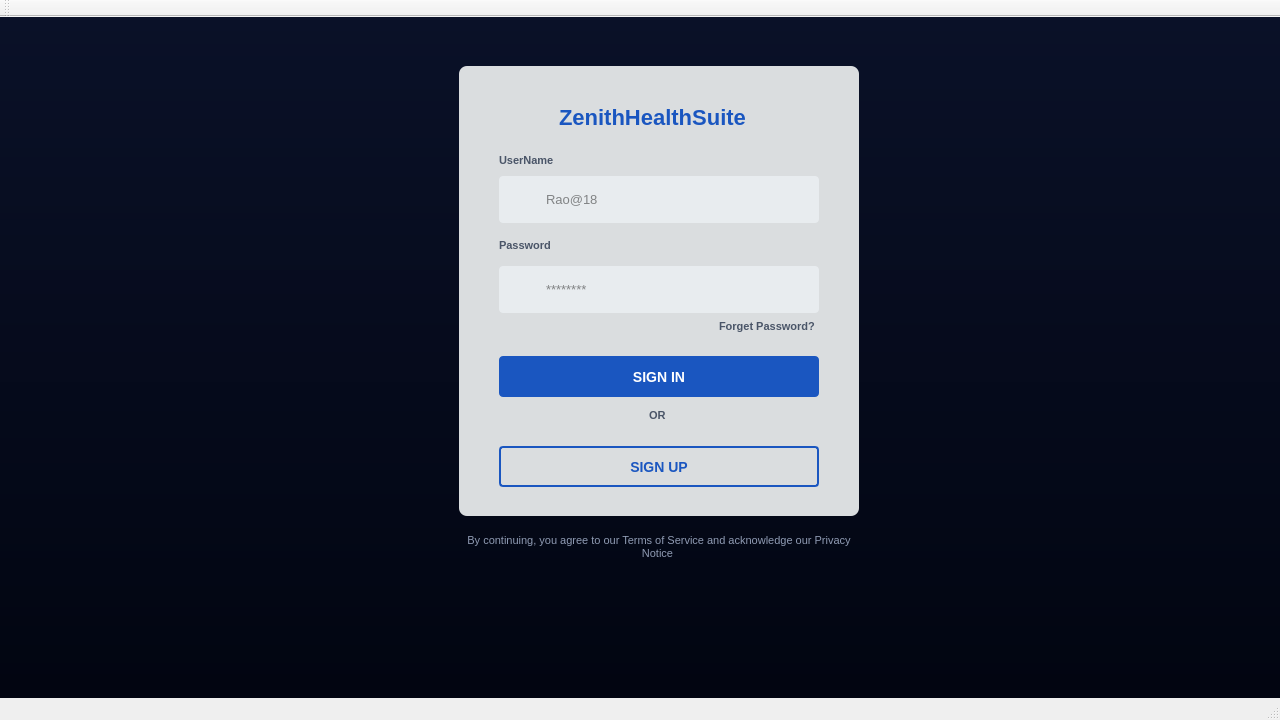
Before: the Qt Designer form ZenithHealthSuite/login.ui in iharisrao/zenith-health-suite, drawn with Qt 5.
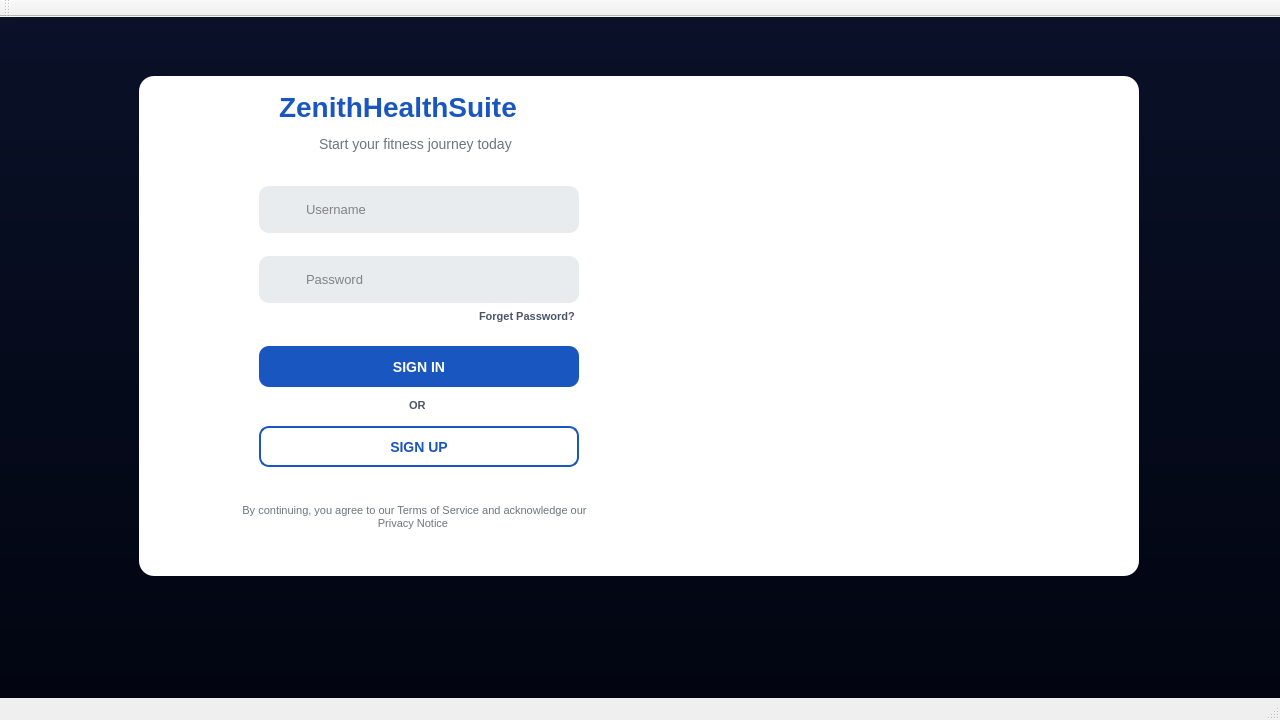
After: the same form once the commit is applied. Icons and pictures are not drawn.

Commit message: added pic in login page

The edit to the form file:
```diff
--- a/ZenithHealthSuite/login.ui
+++ b/ZenithHealthSuite/login.ui
@@ -43,6 +43,11 @@
       <height>16777215</height>
      </size>
     </property>
+    <property name="font">
+     <font>
+      <family>Arial</family>
+     </font>
+    </property>
     <property name="layoutDirection">
      <enum>Qt::LayoutDirection::LeftToRight</enum>
     </property>
@@ -51,36 +56,49 @@
     background: qlineargradient(x1:0, y1:0, x2:0, y2:1, stop:0 #0a1128, stop:1 #01040f);
 }
 
+QFrame#mainCard {
+    background-color: #ffffff;
+    border-radius: 15px; 
+}
+
+QLabel#welcomeLabel {
+    color: #6c757d; 
+    font-size: 14px; 
+    font-weight: normal;
+}
 
 QFrame#loginbox {
-    background-color: #dadddf;
-    border-image: none;
-    border-radius: 8px;
+    background-color: transparent;
+    border: none;
 }
 
 QLabel {
     color: #4a5568; 
     font-weight: bold;
     font-size: 11px;
+    background: transparent;
+}
+
+QLabel#imageLabel {
+    background: transparent;
+    color: transparent;
 }
 
 QLabel#titleLabel {
     color: #1a56c0; 
-    font-size: 22px;
-    font-weight: bold;
+    font-size: 28px; 
+    font-weight: 900; 
 }
 
-
-
 QLineEdit#usernameLineEdit, QLineEdit#passwordLineEdit {
     background-color: #e8ecef;
     border: none; 
-    border-radius: 4px;
+    border-radius: 10px; 
     color: #1a1a1a;
     font-size: 13px;
     background-repeat: no-repeat;
-    background-position: left center; 
-    padding-left: 45px;
+    background-position: 12px center; 
+    padding-left: 50px; 
     padding-top: 10px;
     padding-bottom: 10px;
 }
@@ -97,7 +115,7 @@
     background: #1a56c0;
     color: white;
     border: none;
-    border-radius: 4px; 
+    border-radius: 10px;
     font-weight: bold;
     font-size: 14px;
     padding: 12px;
@@ -111,7 +129,7 @@
     background: transparent;
     color: #1a56c0;
     border: 2px solid #1a56c0;
-    border-radius: 4px;
+    border-radius: 10px;
     font-weight: bold;
     font-size: 14px;
     padding: 10px;
@@ -119,7 +137,34 @@
 
 QPushButton#signUpButton:hover {
     background: rgba(26, 86, 192, 0.05); 
+}
+
+QLabel#securitylabel {
+    color: #6c757d;
+    font-size: 11px;
+    font-weight: normal;
 }</string>
+    </property>
+    <property name="frameShape">
+     <enum>QFrame::Shape::NoFrame</enum>
+    </property>
+    <property name="frameShadow">
+     <enum>QFrame::Shadow::Raised</enum>
+    </property>
+    <property name="lineWidth">
+     <number>1</number>
+    </property>
+    <widget class="QFrame" name="mainCard">
+     <property name="enabled">
+      <bool>false</bool>
+     </property>
+     <property name="geometry">
+      <rect>
+       <x>150</x>
+       <y>60</y>
+       <width>1000</width>
+       <height>500</height>
+      </rect>
     </property>
     <property name="frameShape">
      <enum>QFrame::Shape::StyledPanel</enum>
@@ -133,99 +178,34 @@
      </property>
      <property name="geometry">
       <rect>
-       <x>470</x>
-       <y>50</y>
-       <width>400</width>
-       <height>450</height>
+        <x>0</x>
+        <y>0</y>
+        <width>571</width>
+        <height>501</height>
       </rect>
      </property>
      <property name="minimumSize">
-      <size>
-       <width>400</width>
-       <height>450</height>
-      </size>
-     </property>
-     <property name="maximumSize">
       <size>
        <width>403</width>
        <height>450</height>
       </size>
      </property>
+      <property name="maximumSize">
+       <size>
+        <width>16777215</width>
+        <height>16777215</height>
+       </size>
+      </property>
+      <property name="font">
+       <font>
+        <family>Arial</family>
+       </font>
+      </property>
      <property name="styleSheet">
-      <string notr="true">QFrame#background {
-    background: qlineargradient(x1:0, y1:0, x2:0, y2:1, stop:0 #0a1128, stop:1 #01040f);
-}
-
-QFrame#loginbox {
-    background-color: #dadddf;
-    border-radius: 8px;
-}
-
-QLabel {
-    color: #4a5568; 
-    font-weight: bold;
-    font-size: 11px;
-}
-
-QLabel#titleLabel {
-    color: #1a56c0; 
-    font-size: 22px;
-    font-weight: bold;
-}
-
-
-
-QLineEdit#usernameLineEdit, QLineEdit#passwordLineEdit {
-    background-color: #e8ecef;
-    border: none; 
-    border-radius: 4px;
-    color: #1a1a1a;
-    font-size: 13px;
-    background-repeat: no-repeat;
-    background-position: left center; 
-    padding-left: 45px;
-    padding-top: 10px;
-    padding-bottom: 10px;
-}
-
-QLineEdit#usernameLineEdit {
-    background-image: url(:/icons/account.png);
-}
-
-QLineEdit#passwordLineEdit {
-    background-image: url(:/icons/lock.png); 
-}
-
-QPushButton#signInButton {
-    background: #1a56c0;
-    color: white;
-    border: none;
-    border-radius: 4px; 
-    font-weight: bold;
-    font-size: 14px;
-    padding: 12px;
-}
-
-QPushButton#signInButton:hover {
-    background: #134296; 
-}
-
-QPushButton#signUpButton {
-    background: transparent;
-    color: #1a56c0;
-    border: 2px solid #1a56c0;
-    border-radius: 4px;
-    font-weight: bold;
-    font-size: 14px;
-    padding: 10px;
-}
-
-QPushButton#signUpButton:hover {
-    background: rgba(26, 86, 192, 0.05); 
-}</string>
+       <string notr="true"/>
      </property>
      <property name="frameShape">
-      <enum>QFrame::Shape::StyledPanel</enum>
+       <enum>QFrame::Shape::NoFrame</enum>
      </property>
      <property name="frameShadow">
       <enum>QFrame::Shadow::Raised</enum>
@@ -236,49 +216,30 @@
       </property>
       <property name="geometry">
        <rect>
-        <x>100</x>
-        <y>30</y>
-        <width>191</width>
+         <x>140</x>
+         <y>10</y>
+         <width>291</width>
         <height>42</height>
        </rect>
       </property>
+       <property name="font">
+        <font>
+         <family>Arial</family>
+         <pointsize>-1</pointsize>
+         <fontweight>Black</fontweight>
+        </font>
+       </property>
       <property name="text">
        <string>ZenithHealthSuite</string>
       </property>
      </widget>
-     <widget class="QLabel" name="usernameLabel">
-      <property name="geometry">
-       <rect>
-        <x>40</x>
-        <y>85</y>
-        <width>69</width>
-        <height>19</height>
-       </rect>
-      </property>
-      <property name="text">
-       <string>UserName</string>
-      </property>
-     </widget>
-     <widget class="QLabel" name="passwordLabel">
-      <property name="geometry">
-       <rect>
-        <x>40</x>
-        <y>170</y>
-        <width>74</width>
-        <height>19</height>
-       </rect>
-      </property>
-      <property name="text">
-       <string>Password</string>
-      </property>
-     </widget>
      <widget class="QLineEdit" name="usernameLineEdit">
       <property name="enabled">
        <bool>false</bool>
       </property>
       <property name="geometry">
        <rect>
-        <x>40</x>
+         <x>120</x>
         <y>110</y>
         <width>320</width>
         <height>47</height>
@@ -290,6 +251,12 @@
         <height>40</height>
        </size>
       </property>
+       <property name="font">
+        <font>
+         <family>Arial</family>
+         <pointsize>-1</pointsize>
+        </font>
+       </property>
       <property name="styleSheet">
        <string notr="true">#usernameLineEdit {
     background-position: left center; 
@@ -297,14 +264,14 @@
 }</string>
       </property>
       <property name="placeholderText">
-       <string>Rao@18</string>
+        <string>Username</string>
       </property>
      </widget>
      <widget class="QLineEdit" name="passwordLineEdit">
       <property name="geometry">
        <rect>
-        <x>40</x>
-        <y>200</y>
+         <x>120</x>
+         <y>180</y>
         <width>320</width>
         <height>47</height>
        </rect>
@@ -315,6 +282,12 @@
         <height>40</height>
        </size>
       </property>
+       <property name="font">
+        <font>
+         <family>Arial</family>
+         <pointsize>-1</pointsize>
+        </font>
+       </property>
       <property name="styleSheet">
        <string notr="true">QLineEdit#passwordLineEdit {
     background-position: left center; 
@@ -325,18 +298,25 @@
        <enum>QLineEdit::EchoMode::Password</enum>
       </property>
       <property name="placeholderText">
-       <string>********</string>
+        <string>Password</string>
       </property>
      </widget>
      <widget class="QPushButton" name="signInButton">
       <property name="geometry">
        <rect>
-        <x>40</x>
-        <y>290</y>
+         <x>120</x>
+         <y>270</y>
         <width>320</width>
         <height>41</height>
        </rect>
       </property>
+       <property name="font">
+        <font>
+         <family>Arial</family>
+         <pointsize>-1</pointsize>
+         <bold>true</bold>
+        </font>
+       </property>
       <property name="text">
        <string>SIGN IN</string>
       </property>
@@ -344,12 +324,19 @@
      <widget class="QPushButton" name="signUpButton">
       <property name="geometry">
        <rect>
-        <x>40</x>
-        <y>380</y>
+         <x>120</x>
+         <y>350</y>
         <width>320</width>
         <height>41</height>
        </rect>
       </property>
+       <property name="font">
+        <font>
+         <family>Arial</family>
+         <pointsize>-1</pointsize>
+         <bold>true</bold>
+        </font>
+       </property>
       <property name="text">
        <string>SIGN UP</string>
       </property>
@@ -357,8 +344,8 @@
      <widget class="QLabel" name="Forgetpassword">
       <property name="geometry">
        <rect>
-        <x>260</x>
-        <y>250</y>
+         <x>340</x>
+         <y>230</y>
         <width>101</width>
         <height>21</height>
        </rect>
@@ -369,6 +356,13 @@
         <height>20</height>
        </size>
       </property>
+       <property name="font">
+        <font>
+         <family>Arial</family>
+         <pointsize>-1</pointsize>
+         <bold>true</bold>
+        </font>
+       </property>
       <property name="text">
        <string>Forget Password?</string>
       </property>
@@ -376,16 +370,75 @@
      <widget class="QLabel" name="orLabel">
       <property name="geometry">
        <rect>
-        <x>190</x>
-        <y>340</y>
+         <x>270</x>
+         <y>320</y>
         <width>21</width>
         <height>19</height>
        </rect>
       </property>
+       <property name="font">
+        <font>
+         <family>Arial</family>
+         <pointsize>-1</pointsize>
+         <bold>true</bold>
+        </font>
+       </property>
       <property name="text">
        <string>OR</string>
       </property>
      </widget>
+      <widget class="QLabel" name="securitylabel">
+       <property name="geometry">
+        <rect>
+         <x>90</x>
+         <y>420</y>
+         <width>371</width>
+         <height>41</height>
+        </rect>
+       </property>
+       <property name="font">
+        <font>
+         <family>Arial</family>
+         <pointsize>-1</pointsize>
+         <bold>false</bold>
+        </font>
+       </property>
+       <property name="layoutDirection">
+        <enum>Qt::LayoutDirection::LeftToRight</enum>
+       </property>
+       <property name="styleSheet">
+        <string notr="true"/>
+       </property>
+       <property name="text">
+        <string>By continuing, you agree to our Terms of Service and acknowledge our Privacy Notice </string>
+       </property>
+       <property name="alignment">
+        <set>Qt::AlignmentFlag::AlignCenter</set>
+       </property>
+       <property name="wordWrap">
+        <bool>true</bool>
+       </property>
+      </widget>
+      <widget class="QLabel" name="welcomeLabel">
+       <property name="geometry">
+        <rect>
+         <x>180</x>
+         <y>60</y>
+         <width>201</width>
+         <height>16</height>
+        </rect>
+       </property>
+       <property name="font">
+        <font>
+         <family>Arial</family>
+         <pointsize>-1</pointsize>
+         <bold>false</bold>
+        </font>
+       </property>
+       <property name="text">
+        <string>Start your fitness journey today</string>
+       </property>
+      </widget>
      <zorder>titleLabel</zorder>
      <zorder>usernameLabel</zorder>
      <zorder>passwordLabel</zorder>
@@ -395,35 +448,33 @@
      <zorder>signUpButton</zorder>
      <zorder>orLabel</zorder>
      <zorder>Forgetpassword</zorder>
-    </widget>
-    <widget class="QLabel" name="securitylabel">
+      <zorder>securitylabel</zorder>
+      <zorder>welcomeLabel</zorder>
+     </widget>
+     <widget class="QFrame" name="imageFrame">
      <property name="geometry">
       <rect>
-       <x>470</x>
-       <y>510</y>
-       <width>400</width>
-       <height>41</height>
-      </rect>
-     </property>
-     <property name="layoutDirection">
-      <enum>Qt::LayoutDirection::LeftToRight</enum>
-     </property>
+        <x>570</x>
+        <y>0</y>
+        <width>431</width>
+        <height>501</height>
+       </rect>
+      </property>
      <property name="styleSheet">
-      <string notr="true">QLabel#securitylabel {
-    color: #8f9bb3; 
-    font-size: 11px;
-    font-weight: normal;
+       <string notr="true">QFrame#imageFrame {
+	border-image: url(:/images/fitness.jpg) 0 0 0 0 stretch stretch;
+
+    border-radius: 15px; 
+    background-color: transparent;
 }</string>
      </property>
-     <property name="text">
-      <string>By continuing, you agree to our Terms of Service and acknowledge our Privacy Notice </string>
-     </property>
-     <property name="alignment">
-      <set>Qt::AlignmentFlag::AlignCenter</set>
-     </property>
-     <property name="wordWrap">
-      <bool>true</bool>
-     </property>
+      <property name="frameShape">
+       <enum>QFrame::Shape::StyledPanel</enum>
+      </property>
+      <property name="frameShadow">
+       <enum>QFrame::Shadow::Raised</enum>
+      </property>
+     </widget>
     </widget>
    </widget>
   </widget>
```
Left out of the diff: 6 changed lines with no effect on the pictures. Lines whose indentation alone changed are shown as unchanged. The commit also changes 5 other files.
